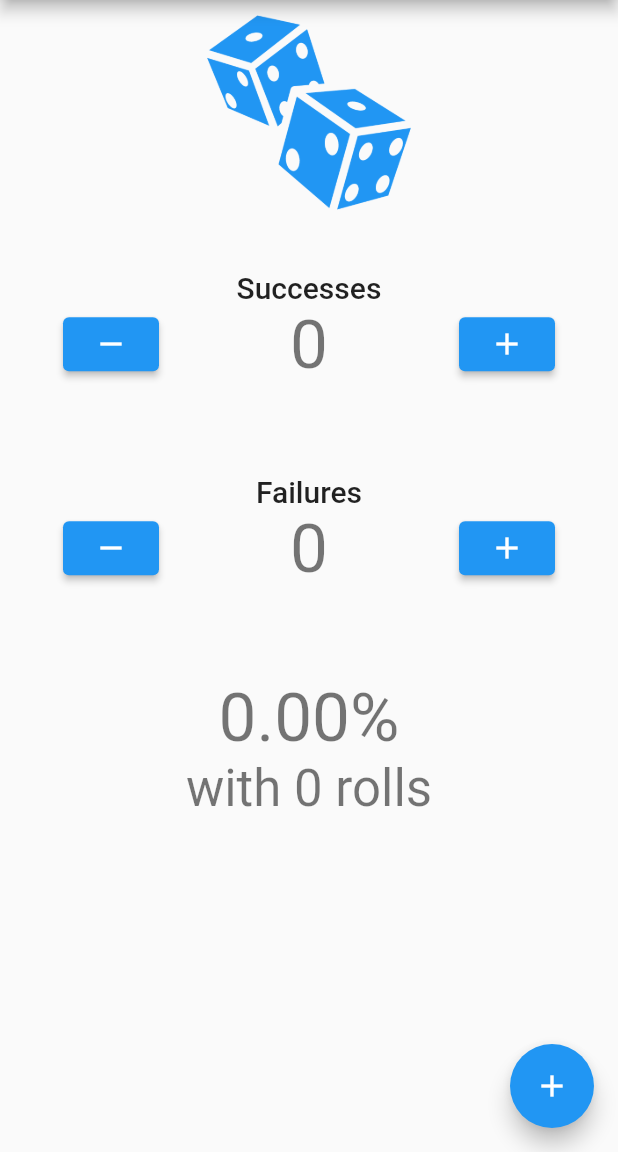
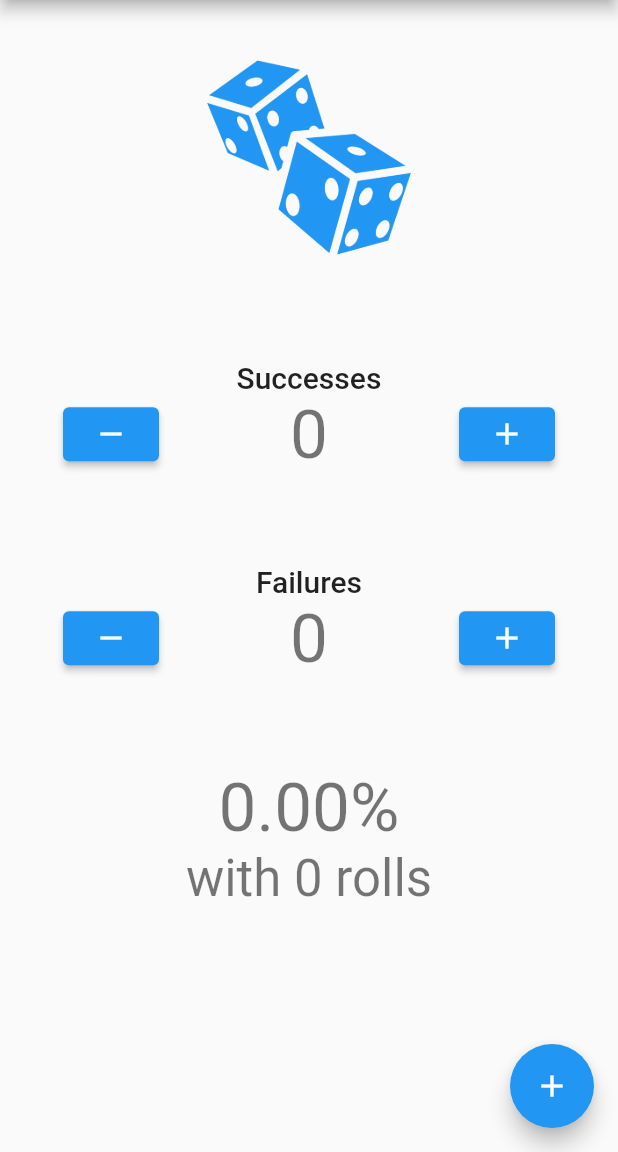
Before and after one commit to lxndrdagreat/dice_roll_tracker, a Flutter app: the screen it shows after launch, on a phone screen of 412 x 824 dp, the part 84-1236 px from its top. Run offline on Flutter 3.47's test engine with Material 2 defaults, Android fonts, the phone set to English and light mode, and no system bars; our stand-ins replace shared_preferences.

Commit message:
style adjustments

```diff
--- a/lib/home_page.dart
+++ b/lib/home_page.dart
@@ -107,7 +107,10 @@ class _MyHomePageState extends State<MyHomePage> {
             mainAxisAlignment: MainAxisAlignment.start,
             children: <Widget>[
 
-              Image.asset('assets/rolling-dices.png', height: 150,),
+              Container(
+                margin: EdgeInsets.symmetric(vertical: 30),
+                child: Image.asset('assets/rolling-dices.png', height: 150,),
+              ),
 
               Tracker(label: 'Successes', value: _successes, onChange: (delta) {
                 _incrementSuccesses(delta);
```
Also changed, not shown: lib/session_list_page.dart (+6 -1 lines).
